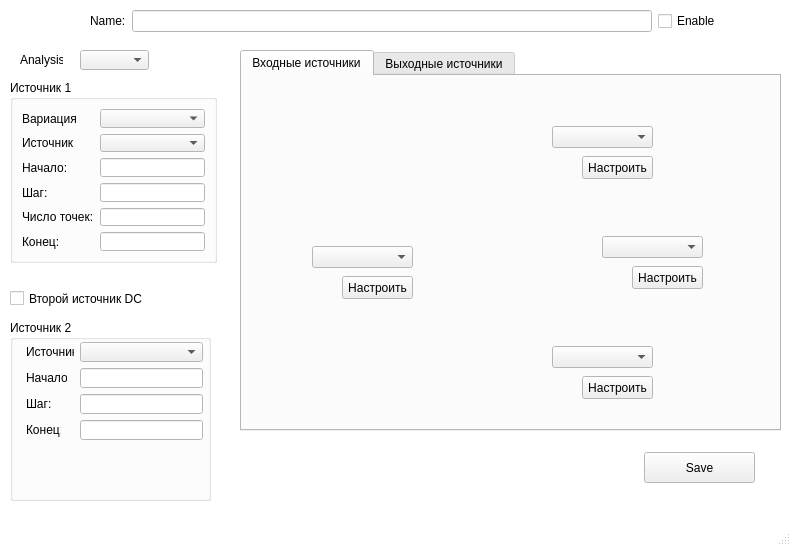
Above: src/Tsunami/AnalysisWindow.ui from maluginp/Tsunami before the change. Below: the same form after it.
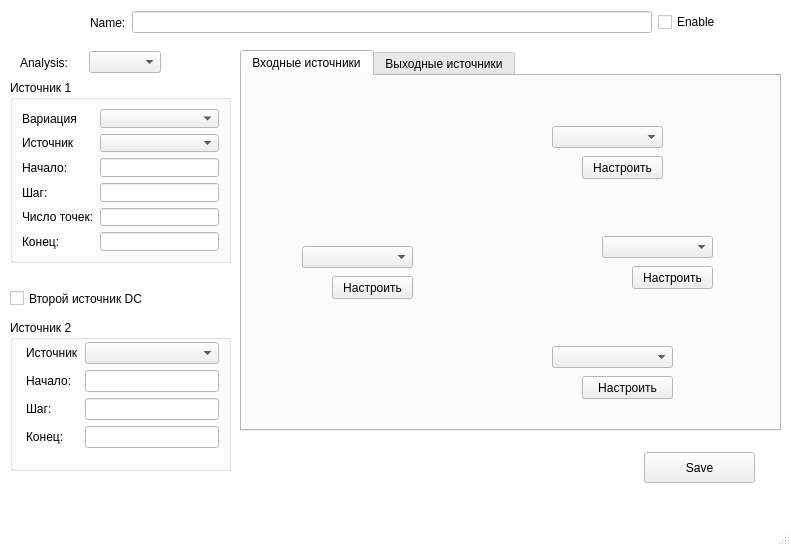
That is the form after the change. The open tabs and pages were chosen to show the change. Icons and pictures are not drawn.

Commit message: Поправил дизайн AnalysisWindow

What changed in the file:
```diff
--- a/src/Tsunami/AnalysisWindow.ui
+++ b/src/Tsunami/AnalysisWindow.ui
@@ -81,35 +81,6 @@
    <bool>false</bool>
   </property>
   <widget class="QWidget" name="centralwidget">
-   <widget class="QComboBox" name="analysisTypeComboBox">
-    <property name="geometry">
-     <rect>
-      <x>80</x>
-      <y>50</y>
-      <width>69</width>
-      <height>20</height>
-     </rect>
-    </property>
-   </widget>
-   <widget class="QLabel" name="label">
-    <property name="geometry">
-     <rect>
-      <x>20</x>
-      <y>50</y>
-      <width>43</width>
-      <height>20</height>
-     </rect>
-    </property>
-    <property name="maximumSize">
-     <size>
-      <width>70</width>
-      <height>30</height>
-     </size>
-    </property>
-    <property name="text">
-     <string>Analysis:</string>
-    </property>
-   </widget>
    <widget class="QCheckBox" name="sourceSecondEnable">
     <property name="geometry">
      <rect>
@@ -128,7 +99,7 @@
      <rect>
       <x>10</x>
       <y>80</y>
-      <width>207</width>
+      <width>221</width>
       <height>183</height>
      </rect>
     </property>
@@ -203,104 +174,64 @@
      <rect>
       <x>10</x>
       <y>320</y>
-      <width>201</width>
-      <height>181</height>
+      <width>221</width>
+      <height>151</height>
      </rect>
     </property>
     <property name="title">
      <string>Источник 2</string>
     </property>
-    <widget class="QLabel" name="sourceSecondStepLabel">
+    <widget class="QWidget" name="">
      <property name="geometry">
       <rect>
        <x>16</x>
-       <y>74</y>
-       <width>25</width>
-       <height>20</height>
-      </rect>
-     </property>
-     <property name="text">
-      <string>Шаг:</string>
-     </property>
-    </widget>
-    <widget class="QLineEdit" name="sourceSecondStartLineEdit">
-     <property name="geometry">
-      <rect>
-       <x>70</x>
-       <y>48</y>
-       <width>123</width>
-       <height>20</height>
-      </rect>
-     </property>
-    </widget>
-    <widget class="QLabel" name="sourceSecondNodeLabel">
-     <property name="geometry">
-      <rect>
-       <x>16</x>
        <y>22</y>
-       <width>48</width>
-       <height>20</height>
+       <width>193</width>
+       <height>112</height>
       </rect>
      </property>
-     <property name="text">
-      <string>Источник</string>
-     </property>
-    </widget>
-    <widget class="QLabel" name="sourceSecondStartLabel">
-     <property name="geometry">
-      <rect>
-       <x>16</x>
-       <y>48</y>
-       <width>41</width>
-       <height>20</height>
-      </rect>
-     </property>
-     <property name="text">
-      <string>Начало:</string>
-     </property>
-    </widget>
-    <widget class="QLabel" name="sourceSecondStopLabel">
-     <property name="geometry">
-      <rect>
-       <x>16</x>
-       <y>100</y>
-       <width>35</width>
-       <height>20</height>
-      </rect>
-     </property>
-     <property name="text">
-      <string>Конец:</string>
-     </property>
-    </widget>
-    <widget class="QLineEdit" name="sourceSecondStopLineEdit">
-     <property name="geometry">
-      <rect>
-       <x>70</x>
-       <y>100</y>
-       <width>123</width>
-       <height>20</height>
-      </rect>
-     </property>
-    </widget>
-    <widget class="QComboBox" name="sourceSecondNodeComboBox">
-     <property name="geometry">
-      <rect>
-       <x>70</x>
-       <y>22</y>
-       <width>123</width>
-       <height>20</height>
-      </rect>
-     </property>
-    </widget>
-    <widget class="QLineEdit" name="sourceSecondStepLineEdit">
-     <property name="geometry">
-      <rect>
-       <x>70</x>
-       <y>74</y>
-       <width>123</width>
-       <height>20</height>
-      </rect>
-     </property>
+     <layout class="QFormLayout" name="formLayout_2">
+      <item row="0" column="0">
+       <widget class="QLabel" name="sourceSecondNodeLabel">
+        <property name="text">
+         <string>Источник</string>
+        </property>
+       </widget>
+      </item>
+      <item row="0" column="1">
+       <widget class="QComboBox" name="sourceSecondNodeComboBox"/>
+      </item>
+      <item row="1" column="0">
+       <widget class="QLabel" name="sourceSecondStartLabel">
+        <property name="text">
+         <string>Начало:</string>
+        </property>
+       </widget>
+      </item>
+      <item row="1" column="1">
+       <widget class="QLineEdit" name="sourceSecondStartLineEdit"/>
+      </item>
+      <item row="2" column="0">
+       <widget class="QLabel" name="sourceSecondStepLabel">
+        <property name="text">
+         <string>Шаг:</string>
+        </property>
+       </widget>
+      </item>
+      <item row="2" column="1">
+       <widget class="QLineEdit" name="sourceSecondStepLineEdit"/>
+      </item>
+      <item row="3" column="0">
+       <widget class="QLabel" name="sourceSecondStopLabel">
+        <property name="text">
+         <string>Конец:</string>
+        </property>
+       </widget>
+      </item>
+      <item row="3" column="1">
+       <widget class="QLineEdit" name="sourceSecondStopLineEdit"/>
+      </item>
+     </layout>
     </widget>
    </widget>
    <widget class="QPushButton" name="saveButton">
@@ -337,7 +268,7 @@
        <rect>
         <x>310</x>
         <y>270</y>
-        <width>101</width>
+        <width>121</width>
         <height>22</height>
        </rect>
       </property>
@@ -347,7 +278,7 @@
        <rect>
         <x>360</x>
         <y>160</y>
-        <width>101</width>
+        <width>111</width>
         <height>22</height>
        </rect>
       </property>
@@ -357,7 +288,7 @@
        <rect>
         <x>390</x>
         <y>190</y>
-        <width>71</width>
+        <width>81</width>
         <height>23</height>
        </rect>
       </property>
@@ -368,9 +299,9 @@
      <widget class="QPushButton" name="node2ParamsButton">
       <property name="geometry">
        <rect>
-        <x>100</x>
+        <x>90</x>
         <y>200</y>
-        <width>71</width>
+        <width>81</width>
         <height>23</height>
        </rect>
       </property>
@@ -383,7 +314,7 @@
        <rect>
         <x>340</x>
         <y>300</y>
-        <width>71</width>
+        <width>91</width>
         <height>23</height>
        </rect>
       </property>
@@ -394,9 +325,9 @@
      <widget class="QComboBox" name="node2TypeComboBox">
       <property name="geometry">
        <rect>
-        <x>70</x>
+        <x>60</x>
         <y>170</y>
-        <width>101</width>
+        <width>111</width>
         <height>22</height>
        </rect>
       </property>
@@ -406,7 +337,7 @@
        <rect>
         <x>310</x>
         <y>50</y>
-        <width>101</width>
+        <width>111</width>
         <height>22</height>
        </rect>
       </property>
@@ -432,7 +363,7 @@
        <rect>
         <x>340</x>
         <y>80</y>
-        <width>71</width>
+        <width>81</width>
         <height>23</height>
        </rect>
       </property>
@@ -535,7 +466,7 @@
       <x>90</x>
       <y>10</y>
       <width>631</width>
-      <height>22</height>
+      <height>25</height>
      </rect>
     </property>
     <layout class="QHBoxLayout" name="horizontalLayout">
@@ -558,6 +489,34 @@
      </item>
     </layout>
    </widget>
+   <widget class="QWidget" name="">
+    <property name="geometry">
+     <rect>
+      <x>20</x>
+      <y>50</y>
+      <width>141</width>
+      <height>25</height>
+     </rect>
+    </property>
+    <layout class="QHBoxLayout" name="horizontalLayout_2">
+     <item>
+      <widget class="QLabel" name="label">
+       <property name="maximumSize">
+        <size>
+         <width>70</width>
+         <height>30</height>
+        </size>
+       </property>
+       <property name="text">
+        <string>Analysis:</string>
+       </property>
+      </widget>
+     </item>
+     <item>
+      <widget class="QComboBox" name="analysisTypeComboBox"/>
+     </item>
+    </layout>
+   </widget>
   </widget>
   <widget class="QMenuBar" name="menubar">
    <property name="geometry">
```
Left out of the diff: 12 changed lines with no effect on the pictures.
